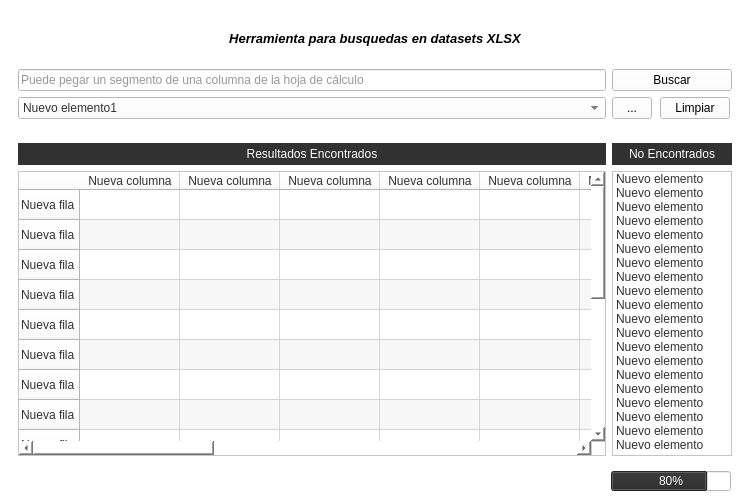
Above: .ui/mainwindow.ui from gonzaloaxx/xlsx-tool before the change. Below: the same form after it.
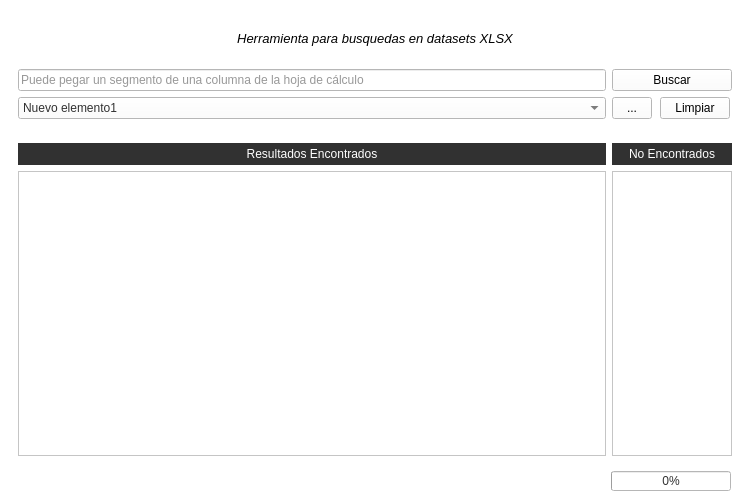
That is the form after the change.

Diff of the .ui file:
```diff
--- a/.ui/mainwindow.ui
+++ b/.ui/mainwindow.ui
@@ -53,109 +53,15 @@
 selection-color: rgb(255, 255, 255);
 </string>
          </property>
+         <property name="frameShape">
+          <enum>QFrame::StyledPanel</enum>
+         </property>
+         <property name="frameShadow">
+          <enum>QFrame::Sunken</enum>
+         </property>
          <property name="selectionMode">
           <enum>QAbstractItemView::MultiSelection</enum>
          </property>
-         <item>
-          <property name="text">
-           <string>Nuevo elemento</string>
-          </property>
-         </item>
-         <item>
-          <property name="text">
-           <string>Nuevo elemento</string>
-          </property>
-         </item>
-         <item>
-          <property name="text">
-           <string>Nuevo elemento</string>
-          </property>
-         </item>
-         <item>
-          <property name="text">
-           <string>Nuevo elemento</string>
-          </property>
-         </item>
-         <item>
-          <property name="text">
-           <string>Nuevo elemento</string>
-          </property>
-         </item>
-         <item>
-          <property name="text">
-           <string>Nuevo elemento</string>
-          </property>
-         </item>
-         <item>
-          <property name="text">
-           <string>Nuevo elemento</string>
-          </property>
-         </item>
-         <item>
-          <property name="text">
-           <string>Nuevo elemento</string>
-          </property>
-         </item>
-         <item>
-          <property name="text">
-           <string>Nuevo elemento</string>
-          </property>
-         </item>
-         <item>
-          <property name="text">
-           <string>Nuevo elemento</string>
-          </property>
-         </item>
-         <item>
-          <property name="text">
-           <string>Nuevo elemento</string>
-          </property>
-         </item>
-         <item>
-          <property name="text">
-           <string>Nuevo elemento</string>
-          </property>
-         </item>
-         <item>
-          <property name="text">
-           <string>Nuevo elemento</string>
-          </property>
-         </item>
-         <item>
-          <property name="text">
-           <string>Nuevo elemento</string>
-          </property>
-         </item>
-         <item>
-          <property name="text">
-           <string>Nuevo elemento</string>
-          </property>
-         </item>
-         <item>
-          <property name="text">
-           <string>Nuevo elemento</string>
-          </property>
-         </item>
-         <item>
-          <property name="text">
-           <string>Nuevo elemento</string>
-          </property>
-         </item>
-         <item>
-          <property name="text">
-           <string>Nuevo elemento</string>
-          </property>
-         </item>
-         <item>
-          <property name="text">
-           <string>Nuevo elemento</string>
-          </property>
-         </item>
-         <item>
-          <property name="text">
-           <string>Nuevo elemento</string>
-          </property>
-         </item>
         </widget>
        </item>
        <item row="0" column="0">
@@ -226,166 +132,6 @@
          <attribute name="verticalHeaderHighlightSections">
           <bool>false</bool>
          </attribute>
-         <row>
-          <property name="text">
-           <string>Nueva fila</string>
-          </property>
-         </row>
-         <row>
-          <property name="text">
-           <string>Nueva fila</string>
-          </property>
-         </row>
-         <row>
-          <property name="text">
-           <string>Nueva fila</string>
-          </property>
-         </row>
-         <row>
-          <property name="text">
-           <string>Nueva fila</string>
-          </property>
-         </row>
-         <row>
-          <property name="text">
-           <string>Nueva fila</string>
-          </property>
-         </row>
-         <row>
-          <property name="text">
-           <string>Nueva fila</string>
-          </property>
-         </row>
-         <row>
-          <property name="text">
-           <string>Nueva fila</string>
-          </property>
-         </row>
-         <row>
-          <property name="text">
-           <string>Nueva fila</string>
-          </property>
-         </row>
-         <row>
-          <property name="text">
-           <string>Nueva fila</string>
-          </property>
-         </row>
-         <row>
-          <property name="text">
-           <string>Nueva fila</string>
-          </property>
-         </row>
-         <row>
-          <property name="text">
-           <string>Nueva fila</string>
-          </property>
-         </row>
-         <row>
-          <property name="text">
-           <string>Nueva fila</string>
-          </property>
-         </row>
-         <row>
-          <property name="text">
-           <string>Nueva fila</string>
-          </property>
-         </row>
-         <row>
-          <property name="text">
-           <string>Nueva fila</string>
-          </property>
-         </row>
-         <row>
-          <property name="text">
-           <string>Nueva fila</string>
-          </property>
-         </row>
-         <row>
-          <property name="text">
-           <string>Nueva fila</string>
-          </property>
-         </row>
-         <row>
-          <property name="text">
-           <string>Nueva fila</string>
-          </property>
-         </row>
-         <column>
-          <property name="text">
-           <string>Nueva columna</string>
-          </property>
-         </column>
-         <column>
-          <property name="text">
-           <string>Nueva columna</string>
-          </property>
-         </column>
-         <column>
-          <property name="text">
-           <string>Nueva columna</string>
-          </property>
-         </column>
-         <column>
-          <property name="text">
-           <string>Nueva columna</string>
-          </property>
-         </column>
-         <column>
-          <property name="text">
-           <string>Nueva columna</string>
-          </property>
-         </column>
-         <column>
-          <property name="text">
-           <string>Nueva columna</string>
-          </property>
-         </column>
-         <column>
-          <property name="text">
-           <string>Nueva columna</string>
-          </property>
-         </column>
-         <column>
-          <property name="text">
-           <string>Nueva columna</string>
-          </property>
-         </column>
-         <column>
-          <property name="text">
-           <string>Nueva columna</string>
-          </property>
-         </column>
-         <column>
-          <property name="text">
-           <string>Nueva columna</string>
-          </property>
-         </column>
-         <column>
-          <property name="text">
-           <string>Nueva columna</string>
-          </property>
-         </column>
-         <column>
-          <property name="text">
-           <string>Nueva columna</string>
-          </property>
-         </column>
-         <column>
-          <property name="text">
-           <string>Nueva columna</string>
-          </property>
-         </column>
-         <column>
-          <property name="text">
-           <string>Nueva columna</string>
-          </property>
-         </column>
-         <column>
-          <property name="text">
-           <string>Nueva columna</string>
-          </property>
-         </column>
         </widget>
        </item>
       </layout>
@@ -423,9 +169,8 @@
          <property name="font">
           <font>
            <pointsize>10</pointsize>
-           <weight>75</weight>
            <italic>true</italic>
-           <bold>true</bold>
+           <bold>false</bold>
           </font>
          </property>
          <property name="styleSheet">
@@ -667,7 +412,7 @@
 selection-color: rgb(255, 255, 255);</string>
          </property>
          <property name="value">
-          <number>80</number>
+          <number>0</number>
          </property>
         </widget>
        </item>
```
Left out of the diff: 50 changed lines with no effect on the pictures.
